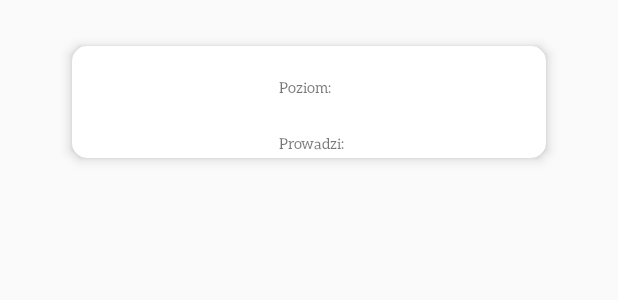
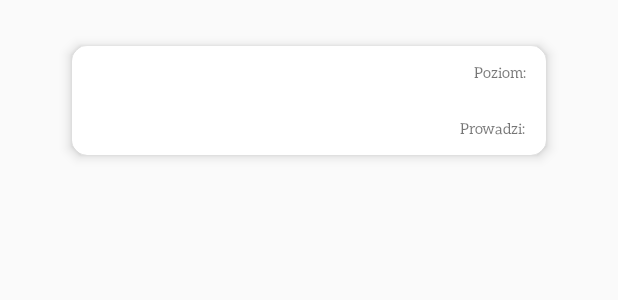
Before and after one commit to apotural/WPAM, an Android app: the layout group_item.xml on its own in the app's theme, with its tools: preview values and no code run, on a phone screen of 412 x 824 dp. Shown: the top 300 px of the screen. Run offline under Robolectric (Android 15) with nearby library versions, the phone set to English and light mode, and no system bars.

Commit message:
zmiana wygladu listy

```diff
--- a/App/app/src/main/res/layout/group_item.xml
+++ b/App/app/src/main/res/layout/group_item.xml
@@ -13,7 +13,6 @@
     android:background="@null"
     >
     <RelativeLayout
-        xmlns:android="http://schemas.android.com/apk/res/android"
         android:layout_width="wrap_content"
         android:layout_height="wrap_content"
         android:layout_gravity="center"
@@ -25,15 +24,22 @@
             android:layout_width="wrap_content"
             android:layout_height="wrap_content"
             android:id="@+id/class_type"
-            android:layout_centerHorizontal="true"
+            android:layout_centerVertical="true"
+            android:gravity="center"
             android:textSize="15dp"
             android:textColor="@color/colorHell"
-            android:layout_marginLeft="10dp"
-            android:fontFamily="@font/aleo" />
+            android:layout_marginLeft="40dp"
+            android:fontFamily="@font/aleo"
+            android:layout_alignParentLeft="true" />
+        <RelativeLayout
+            android:layout_width="wrap_content"
+            android:layout_height="wrap_content"
+            android:id="@+id/car_list_subdata"
+            android:layout_margin="8dp"
+            android:layout_alignParentRight="true">
             <TextView
                 android:layout_width="wrap_content"
                 android:layout_height="wrap_content"
-            android:layout_below="@+id/class_type"
                 android:id="@+id/level_title"
                 android:fontFamily="@font/aleo"
                 android:layout_marginTop="3dp"
@@ -41,17 +47,17 @@
                 android:textSize="10dp"
                 android:layout_marginRight="5dp"
                 android:layout_marginLeft="10dp"
-            android:text="@string/level"/>
+                android:text="@string/level"
+                android:layout_toLeftOf="@+id/level_body"/>
             <TextView
                 android:layout_width="wrap_content"
                 android:layout_height="wrap_content"
-            android:layout_below="@+id/class_type"
                 android:fontFamily="@font/aleo"
                 android:textSize="10dp"
                 android:layout_marginTop="3dp"
                 android:layout_marginBottom="3dp"
                 android:id="@+id/level_body"
-            android:layout_toRightOf="@+id/level_title"/>
+                android:layout_alignParentRight="true"/>
             <TextView
                 android:layout_width="wrap_content"
                 android:layout_height="wrap_content"
@@ -62,6 +68,7 @@
                 android:layout_marginBottom="3dp"
                 android:textSize="10dp"
                 android:layout_marginRight="5dp"
+                android:layout_toLeftOf="@+id/time_hour"
                 android:layout_marginLeft="10dp"/>
             <TextView
                 android:layout_width="wrap_content"
@@ -72,7 +79,7 @@
                 android:layout_marginTop="3dp"
                 android:layout_marginBottom="3dp"
                 android:id="@+id/time_hour"
-            android:layout_toRightOf="@+id/time_day"/>
+                android:layout_alignParentRight="true"/>
             <TextView
                 android:layout_width="wrap_content"
                 android:layout_height="wrap_content"
@@ -84,7 +91,8 @@
                 android:textSize="10dp"
                 android:layout_marginRight="5dp"
                 android:layout_marginLeft="10dp"
-            android:text="@string/teacher"/>
+                android:text="@string/teacher"
+                android:layout_toLeftOf="@+id/teacher_body"/>
             <TextView
                 android:layout_width="wrap_content"
                 android:layout_height="wrap_content"
@@ -94,7 +102,9 @@
                 android:layout_marginTop="3dp"
                 android:layout_marginBottom="3dp"
                 android:id="@+id/teacher_body"
-            android:layout_toRightOf="@+id/teacher_title"/>
+                android:layout_alignParentRight="true"/>
+        </RelativeLayout>
+
 
     </RelativeLayout>
 </androidx.cardview.widget.CardView>
--- a/App/app/src/main/res/layout/user_data_fragment.xml
+++ b/App/app/src/main/res/layout/user_data_fragment.xml
@@ -3,9 +3,11 @@
 xmlns:android="http://schemas.android.com/apk/res/android"
 android:layout_width="match_parent"
 android:layout_height="wrap_content">
-<ScrollView
-    android:layout_width="fill_parent"
-    android:layout_height="fill_parent">
+    <androidx.core.widget.NestedScrollView
+        android:fillViewport="true"
+        android:layout_width="match_parent"
+        android:layout_height="match_parent"
+        android:scrollbars="vertical">
 
     <RelativeLayout
         android:id="@+id/container"
@@ -211,6 +213,7 @@ android:layout_height="wrap_content">
             android:id="@+id/list_canceled"
             android:layout_width="match_parent"
             android:layout_height="wrap_content"
+            android:nestedScrollingEnabled="true"
             android:layout_below="@+id/section_canceled" />
         <RelativeLayout
             android:layout_width="match_parent"
@@ -320,10 +323,11 @@ android:layout_height="wrap_content">
             android:layout_height="wrap_content"
             android:layout_marginLeft="10dp"
             android:layout_marginRight="10dp"
+            android:nestedScrollingEnabled="true"
             android:layout_below="@+id/section_groups" />
 
     </RelativeLayout>
 
-</ScrollView>
+</androidx.core.widget.NestedScrollView>
 
 </io.codetail.widget.RevealFrameLayout>
```
Lines whose indentation alone changed are shown as unchanged.
